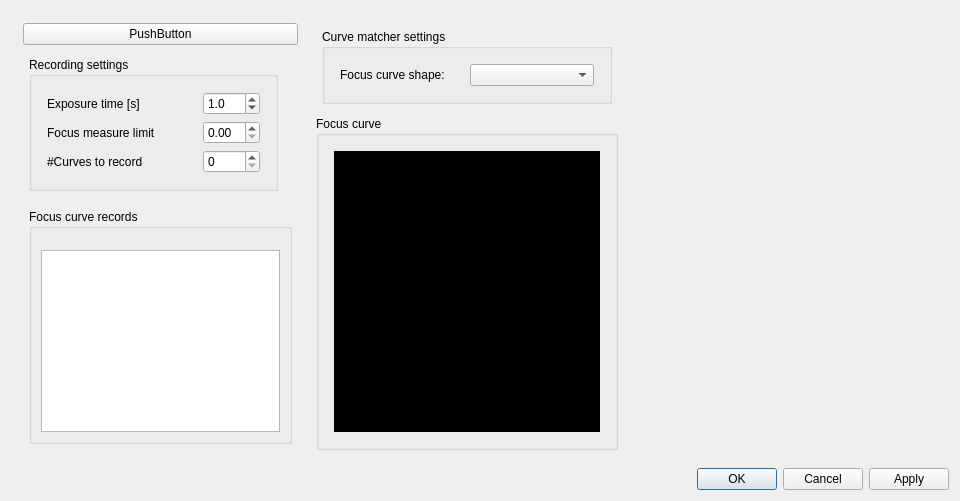
Before: the Qt Designer form source/focus_finder/gui/focus_curve_recorder_panel.ui in carsten0x51h/focus_finder, drawn with Qt 5.
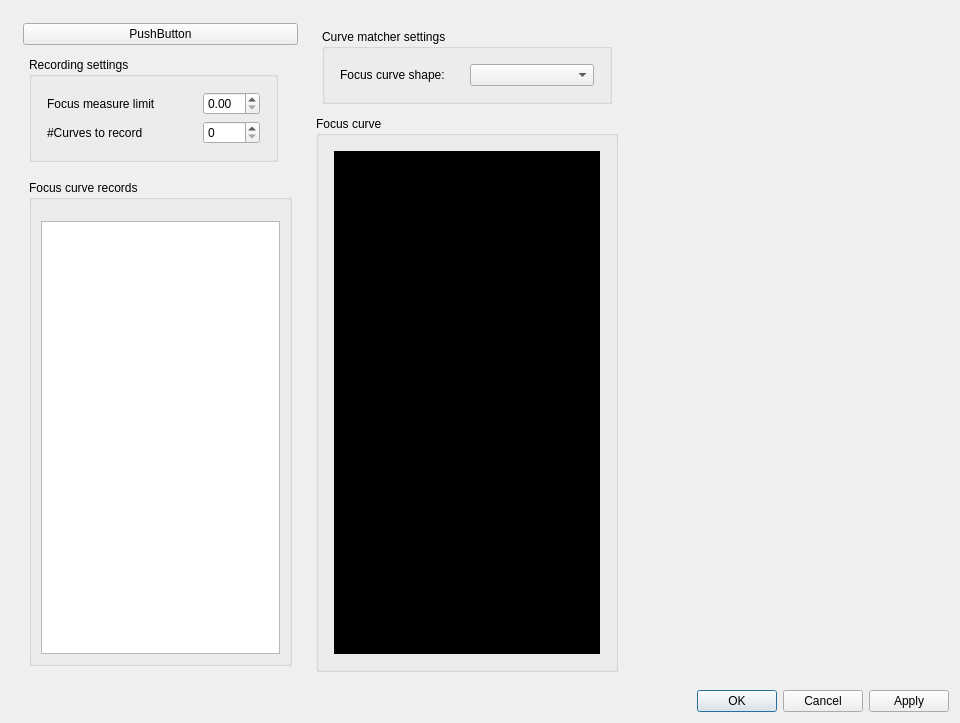
After: the same form once the commit is applied.

Commit message: Improved focus curve recorder.

Patch:
```diff
--- a/source/focus_finder/gui/focus_curve_recorder_panel.ui
+++ b/source/focus_finder/gui/focus_curve_recorder_panel.ui
@@ -10,7 +10,7 @@
     <x>0</x>
     <y>0</y>
     <width>960</width>
-    <height>501</height>
+    <height>723</height>
    </rect>
   </property>
   <property name="sizePolicy">
@@ -222,22 +222,6 @@
                <number>6</number>
               </property>
               <item row="1" column="0">
-               <widget class="QLabel" name="label_2">
-                <property name="minimumSize">
-                 <size>
-                  <width>150</width>
-                  <height>0</height>
-                 </size>
-                </property>
-                <property name="text">
-                 <string>Focus measure limit</string>
-                </property>
-               </widget>
-              </item>
-              <item row="2" column="1">
-               <widget class="QSpinBox" name="spinNumFocusCurvesToRecord"/>
-              </item>
-              <item row="2" column="0">
                <widget class="QLabel" name="label">
                 <property name="text">
                  <string>#Curves to record</string>
@@ -245,28 +229,24 @@
                </widget>
               </item>
               <item row="1" column="1">
+               <widget class="QSpinBox" name="spinNumFocusCurvesToRecord"/>
+              </item>
+              <item row="0" column="0">
+               <widget class="QLabel" name="label_2">
+                <property name="minimumSize">
+                 <size>
+                  <width>150</width>
+                  <height>0</height>
+                 </size>
+                </property>
+                <property name="text">
+                 <string>Focus measure limit</string>
+                </property>
+               </widget>
+              </item>
+              <item row="0" column="1">
                <widget class="QDoubleSpinBox" name="spinFocusMeasureLimit"/>
               </item>
-              <item row="0" column="0">
-               <widget class="QLabel" name="label_3">
-                <property name="text">
-                 <string>Exposure time [s]</string>
-                </property>
-               </widget>
-              </item>
-              <item row="0" column="1">
-               <widget class="QDoubleSpinBox" name="spinFocusCurveRecordingExposureTime">
-                <property name="decimals">
-                 <number>1</number>
-                </property>
-                <property name="singleStep">
-                 <double>0.500000000000000</double>
-                </property>
-                <property name="value">
-                 <double>1.000000000000000</double>
-                </property>
-               </widget>
-              </item>
              </layout>
             </item>
            </layout>
@@ -363,7 +343,7 @@
          <property name="minimumSize">
           <size>
            <width>300</width>
-           <height>450</height>
+           <height>650</height>
           </size>
          </property>
          <property name="styleSheet">
```
The commit also changes 28 other files.
